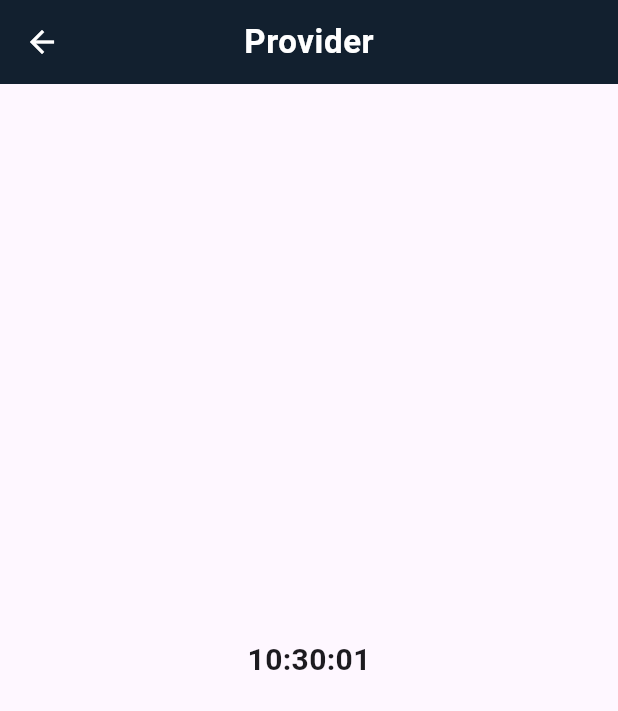
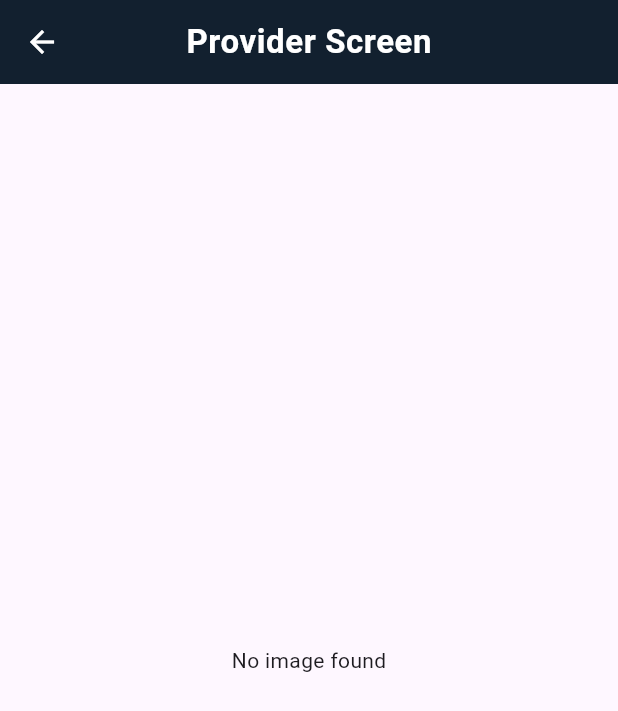
Before and after one commit to saransh79/my_flutter_app, a Flutter app: the ProviderMainScreen screen opened by its route, on a phone screen of 412 x 824 dp. Shown: the top 711 px of the screen. Run offline on Flutter 3.47's test engine with Material 3 defaults, Android fonts, the phone set to English and light mode, and no system bars; our stand-ins replace flutter_dotenv, flutter_riverpod, transparent_image, video_player.

Commit message:
used stateProvider for city image url

```diff
--- /dev/null
+++ b/lib/providers/state_providers.dart
@@ -0,0 +1,6 @@
+
+import 'package:flutter_riverpod/flutter_riverpod.dart';
+
+final cityImageProvider = StateProvider<String?>((ref){
+  return null;
+});
--- a/lib/view/screens/provider_screen.dart
+++ b/lib/view/screens/provider_screen.dart
@@ -3,6 +3,9 @@ import 'dart:async';
 import 'package:flutter/material.dart';
 import 'package:flutter_riverpod/flutter_riverpod.dart';
 import 'package:intl/intl.dart';
+import 'package:learn_flutter/models/unsplash_image_model.dart';
+import 'package:learn_flutter/providers/state_providers.dart';
+import 'package:learn_flutter/providers/unsplash_provider.dart';
 import 'package:learn_flutter/widgets/appbar.dart';
 
 // final helloWorldProvider = Provider<String>((_) => 'Hello world');
@@ -56,40 +59,26 @@ import 'package:learn_flutter/widgets/appbar.dart';
 //   }
 // }
 
-class Clock extends StateNotifier<DateTime> {
-  Clock() : super(DateTime.now()) {
-    _timer = Timer.periodic(const Duration(seconds: 1), (_) {
-      state = DateTime.now();
-    });
-  }
 
-  late final Timer _timer;
-
-  @override
-  void dispose() {
-    _timer.cancel();
-    super.dispose();
-  }
-}
-
-final clockProvider = StateNotifierProvider<Clock, DateTime>((ref) {
-  return Clock();
-});
-
-class ProviderMainScreen extends ConsumerWidget {
+class ProviderMainScreen extends ConsumerWidget{
   const ProviderMainScreen({super.key});
 
   @override
   Widget build(BuildContext context, WidgetRef ref) {
-    final currentTime = ref.watch(clockProvider);
-    final timeFormatted = DateFormat.Hms().format(currentTime);
+    final imageUrlValue = ref.watch(cityImageProvider);
+
     return Scaffold(
-        appBar: const CustomAppBar(title: 'Provider',),
-        body: Center(
-          child: Text(
-                timeFormatted,
-                style: const TextStyle(fontSize: 20, fontWeight: FontWeight.w600),
-              ),
-        ));
+      appBar: const CustomAppBar(title: 'Provider Screen',),
+      body: imageUrlValue != null ? _buildImage(context, imageUrlValue): const Center(child: Text('No image found'),)
+    );
+  }
+
+  Widget _buildImage(BuildContext context, String image){
+    return SizedBox(
+      height: double.infinity,
+      width: double.infinity,
+      child: Image.network(image,
+      fit: BoxFit.cover,),
+    );
   }
 }
--- a/lib/view/screens/weather_screen.dart
+++ b/lib/view/screens/weather_screen.dart
@@ -2,6 +2,7 @@ import 'package:flutter/material.dart';
 import 'package:flutter_riverpod/flutter_riverpod.dart';
 import 'package:learn_flutter/models/unsplash_image_model.dart';
 import 'package:learn_flutter/models/weather_model.dart';
+import 'package:learn_flutter/providers/state_providers.dart';
 import 'package:learn_flutter/providers/unsplash_provider.dart';
 import 'package:learn_flutter/providers/weather_provider.dart';
 import 'package:learn_flutter/widgets/appbar.dart';
@@ -67,7 +68,10 @@ class _WeatherScreenState extends ConsumerState<WeatherScreen> {
               Container(
                 padding: const EdgeInsets.all(10),
                 child: unsplashAsyncValue.when(
-                    data: (img) => _buildCityImage(context, img),
+                    data: (img) {
+                      ref.read(cityImageProvider.notifier).state = img.imageUrl;
+                      return _buildCityImage(context, img);
+                      },
                     error: (error, stack) => Text('$error'),
                     loading: () => const CircularProgressIndicator()),
               )
```
